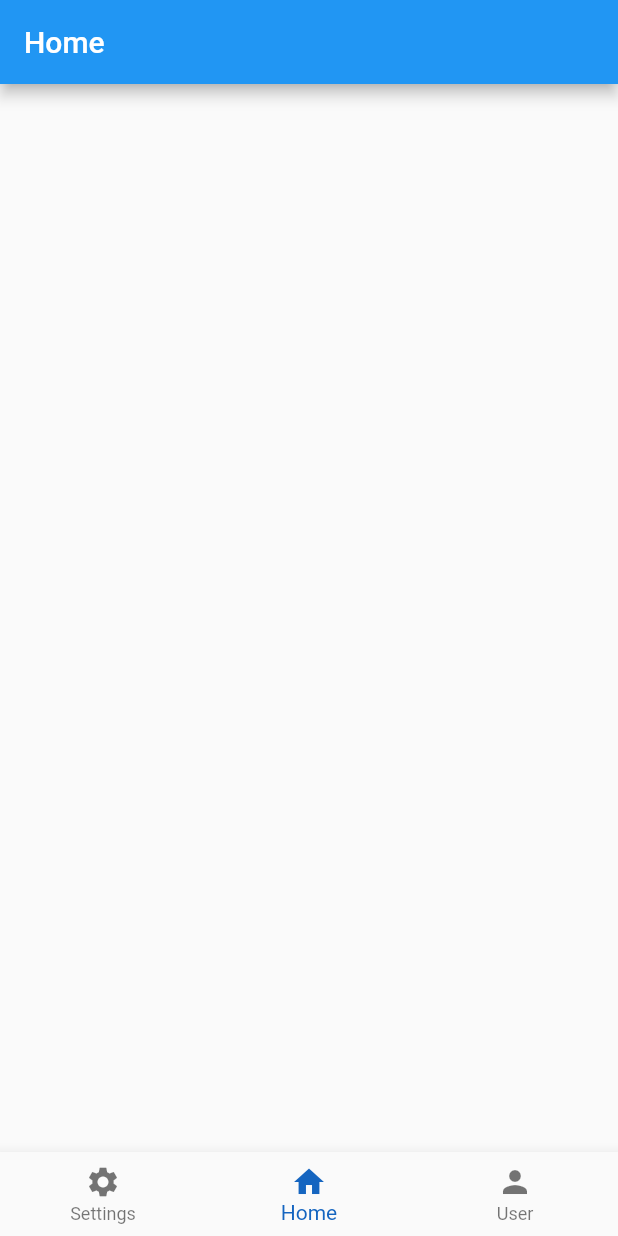
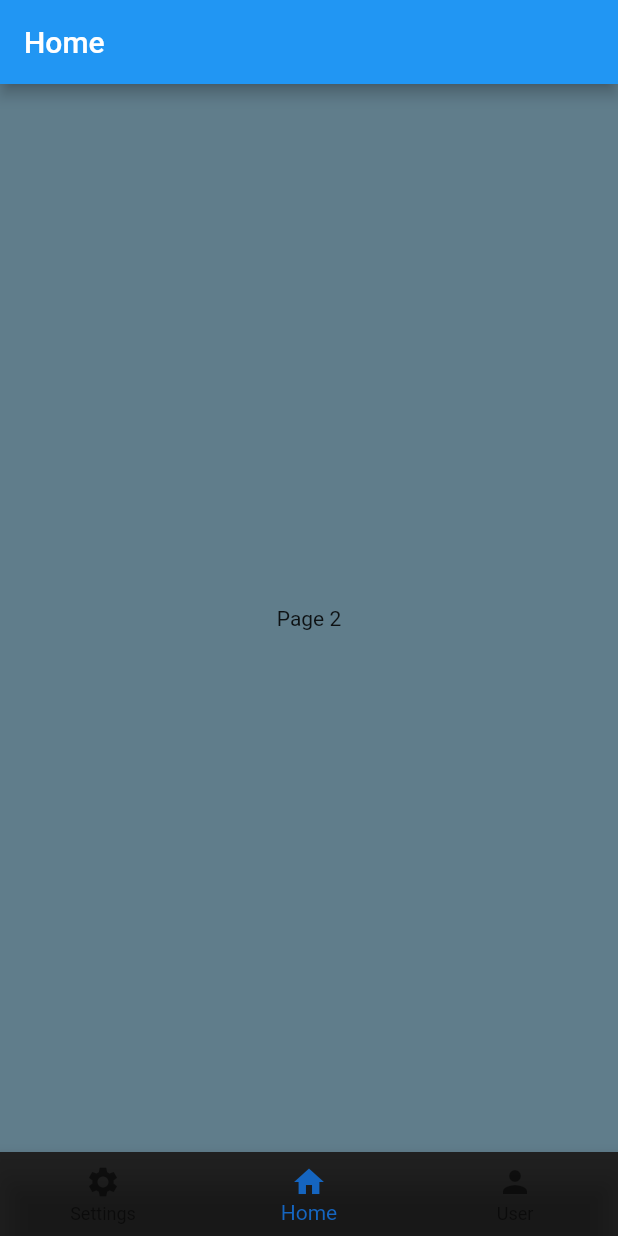
Before and after one commit to SebastianSlangerup/step_counter, a Flutter app: the screen it shows after launch, on a phone screen of 412 x 824 dp. Run offline on Flutter 3.47's test engine with Material 2 defaults, Android fonts, the phone set to English and light mode, and no system bars.

Commit message:
[ADD] Add pages

```diff
--- a/lib/main.dart
+++ b/lib/main.dart
@@ -35,7 +35,7 @@ class HomePageState extends State<HomePage> {
     });
   }
 
-  final List<String> _pageTitles = ['Settings', 'Home','User'];
+  final List<String> _pageTitles = ['Settings', 'Home', 'User'];
 
   @override
   Widget build(BuildContext context) {
@@ -61,7 +61,25 @@ class HomePageState extends State<HomePage> {
         currentIndex: _selectedIndex,
         selectedItemColor: Colors.blue[800],
         onTap: _onItemTapped,
+        backgroundColor: Colors.black87,
       ),
+      body: <Widget>[
+        Container(
+          color: Colors.blueAccent,
+          alignment: Alignment.center,
+          child: const Text('Page 1'),
+        ),
+        Container(
+          color: Colors.blueGrey,
+          alignment: Alignment.center,
+          child: const Text('Page 2'),
+        ),
+        Container(
+          color: Colors.blue,
+          alignment: Alignment.center,
+          child: const Text('Page 3'),
+        ),
+      ][_selectedIndex],
     );
   }
 }
```
